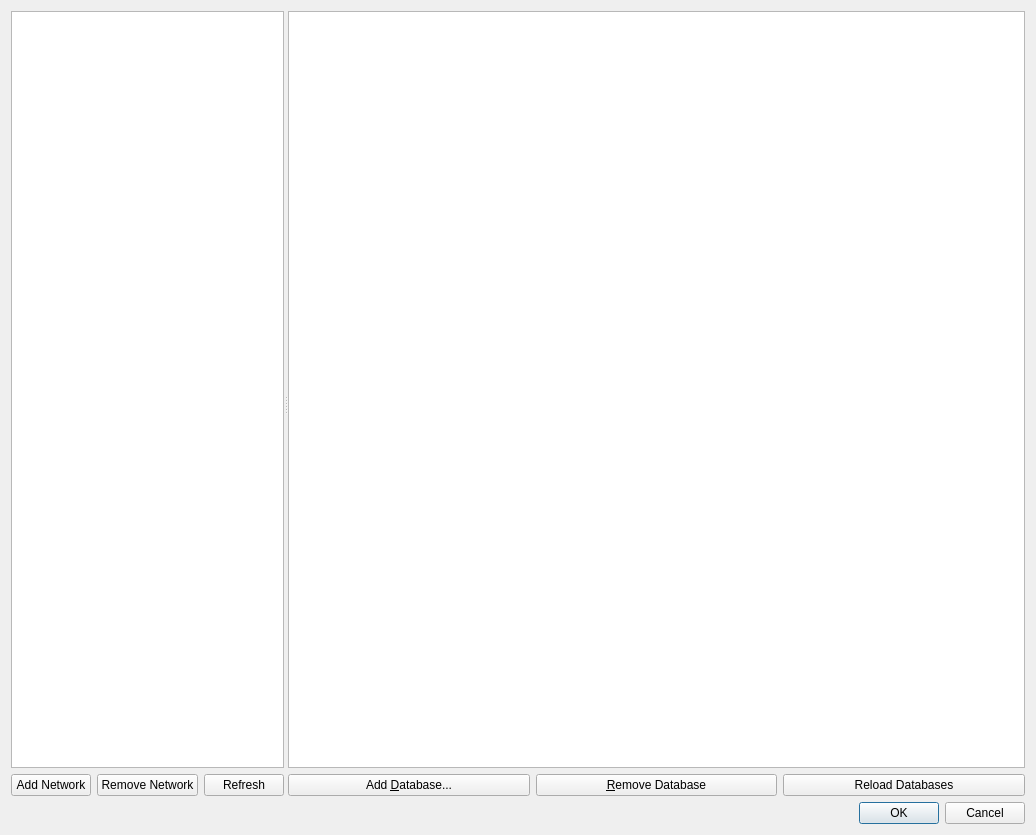
First picture: the form in src/window/SetupDialog/SetupDialog.ui, repository OpenAutoDiagLabs/CANgaroo, before the edit.
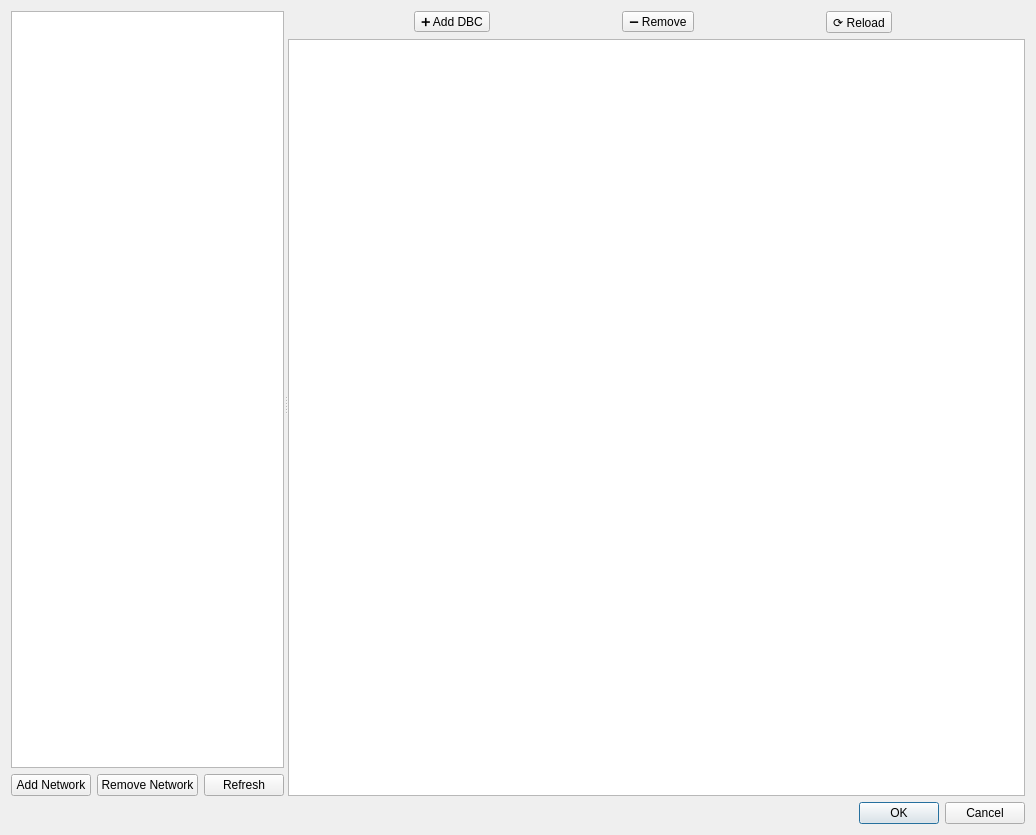
Second picture: the form after the edit. The open tabs and pages were chosen to show the change.

Diff of the .ui file:
```diff
--- a/src/window/SetupDialog/SetupDialog.ui
+++ b/src/window/SetupDialog/SetupDialog.ui
@@ -209,18 +209,8 @@
             <number>0</number>
            </property>
            <item>
-            <widget class="QTreeView" name="candbsTreeView">
-             <property name="alternatingRowColors">
-              <bool>false</bool>
-             </property>
-             <property name="uniformRowHeights">
-              <bool>false</bool>
-             </property>
-            </widget>
-           </item>
-           <item>
-            <widget class="QWidget" name="widget_3" native="true">
-             <layout class="QHBoxLayout" name="horizontalLayout_2">
+            <widget class="QWidget" name="candbsToolbarWidget" native="true">
+             <layout class="QHBoxLayout" name="candbsToolbarLayout">
               <property name="leftMargin">
                <number>0</number>
               </property>
@@ -234,29 +224,49 @@
                <number>0</number>
               </property>
               <item>
-               <widget class="QPushButton" name="btAddDatabase">
+               <widget class="QToolButton" name="btAddDbc">
                 <property name="text">
-                 <string>Add &amp;Database...</string>
+                 <string>➕ Add DBC</string>
                 </property>
                </widget>
               </item>
               <item>
-               <widget class="QPushButton" name="btRemoveDatabase">
+               <widget class="QToolButton" name="btRemoveDbc">
                 <property name="text">
-                 <string>&amp;Remove Database</string>
+                 <string>➖ Remove</string>
                 </property>
                </widget>
               </item>
               <item>
-               <widget class="QPushButton" name="btReloadDatabases">
+               <widget class="QToolButton" name="btReloadDbc">
                 <property name="text">
-                 <string>Reload Databases</string>
+                 <string>⟳ Reload</string>
                 </property>
                </widget>
               </item>
+              <item>
+               <spacer name="candbsToolbarSpacer">
+                <property name="orientation">
+                 <enum>Qt::Horizontal</enum>
+                </property>
+               </spacer>
+              </item>
              </layout>
             </widget>
            </item>
+           <item>
+            <widget class="QTreeView" name="candbsTreeView">
+             <property name="alternatingRowColors">
+              <bool>false</bool>
+             </property>
+             <property name="uniformRowHeights">
+              <bool>false</bool>
+             </property>
+             <property name="contextMenuPolicy">
+              <enum>Qt::CustomContextMenu</enum>
+             </property>
+            </widget>
+           </item>
           </layout>
          </widget>
         </widget>
```
Left out of the diff: 9 changed lines with no effect on the pictures.
